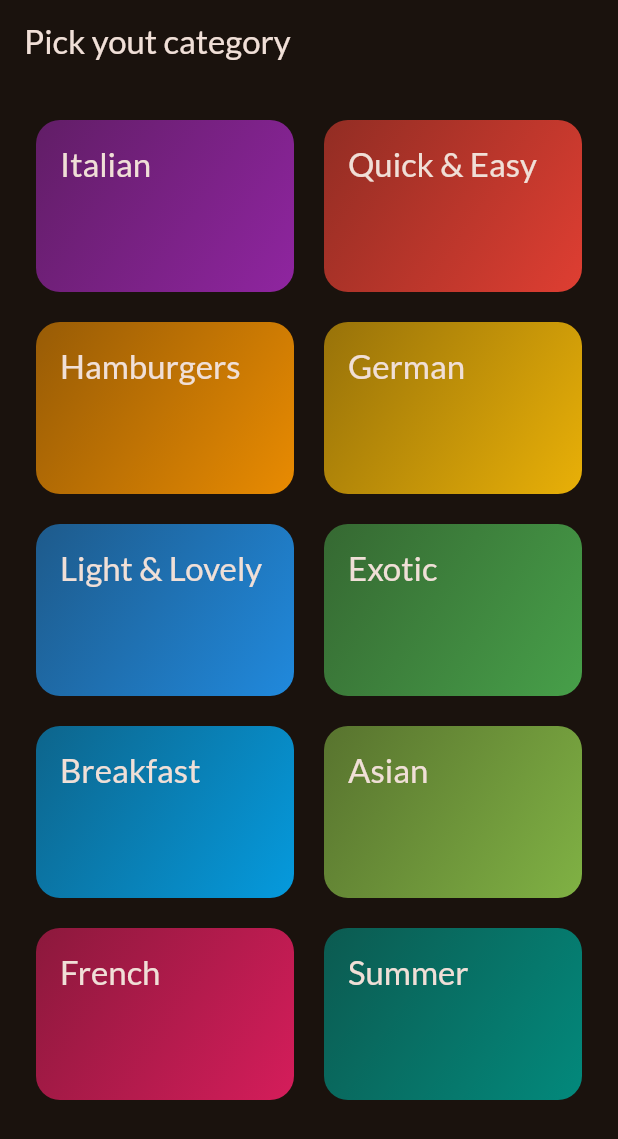
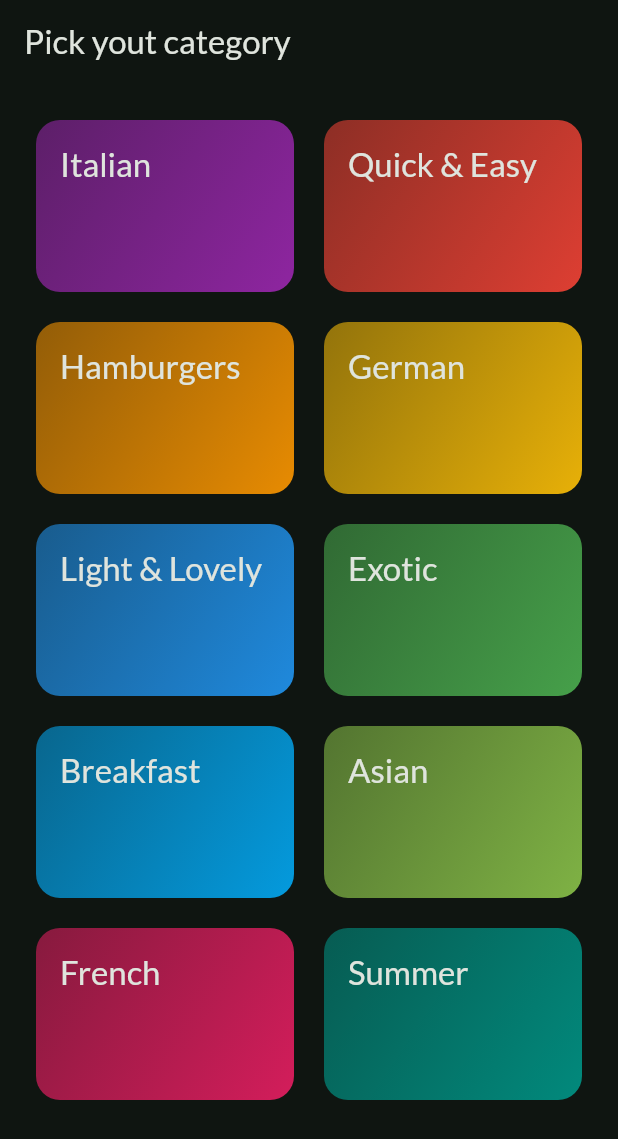
Before and after one commit to auri-gabriel/meals, a Flutter app: the screen it shows after launch, on a phone screen of 412 x 824 dp. Shown: the top 1139 px of the screen. Run offline on Flutter 3.47's test engine with Material 3 defaults, Android fonts, the phone set to English and light mode, and no system bars; our stand-ins replace google_fonts, transparent_image.

Commit message:
Update seed color in theme for improved visual consistency

```diff
--- a/lib/main.dart
+++ b/lib/main.dart
@@ -7,7 +7,7 @@ final theme = ThemeData(
   useMaterial3: true,
   colorScheme: ColorScheme.fromSeed(
     brightness: Brightness.dark,
-    seedColor: const Color.fromARGB(255, 131, 57, 0),
+    seedColor: const Color.fromARGB(255, 0, 131, 81),
   ),
   textTheme: GoogleFonts.latoTextTheme(),
 );
```
